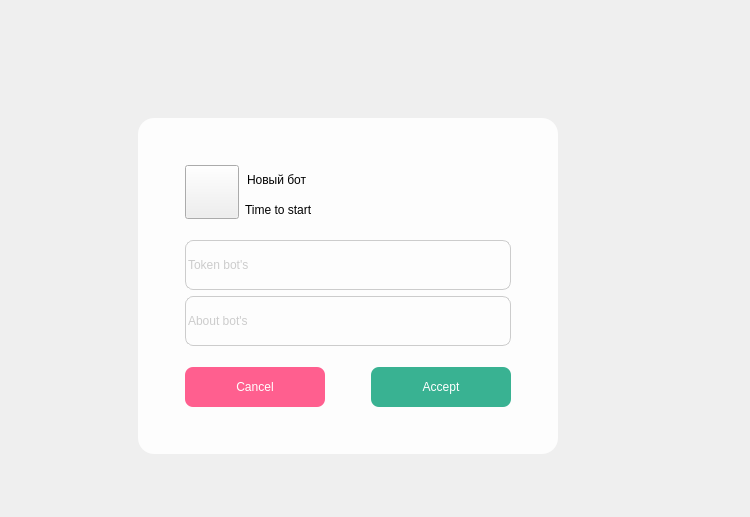
The window that simple_gram_desktop/constructor_app/widgets/add_new_project_widget.ui (cuttlesystems/simplegram) describes before a commit, drawn with Qt 5.
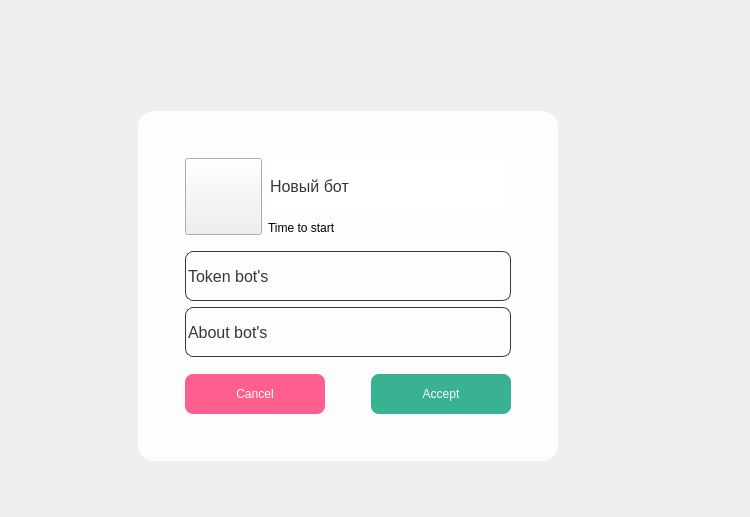
The same window after the commit. Icons and pictures are not drawn.

Commit message: Add all button connection in new_projects_window

What changed in the file:
```diff
--- a/simple_gram_desktop/constructor_app/widgets/add_new_project_widget.ui
+++ b/simple_gram_desktop/constructor_app/widgets/add_new_project_widget.ui
@@ -88,14 +88,14 @@
              <widget class="QPushButton" name="icon_bot_button">
               <property name="minimumSize">
                <size>
-                <width>54</width>
-                <height>54</height>
+                <width>77</width>
+                <height>77</height>
                </size>
               </property>
               <property name="maximumSize">
                <size>
-                <width>54</width>
-                <height>54</height>
+                <width>77</width>
+                <height>77</height>
                </size>
               </property>
               <property name="text">
@@ -107,8 +107,8 @@
               </property>
               <property name="iconSize">
                <size>
-                <width>47</width>
-                <height>47</height>
+                <width>77</width>
+                <height>77</height>
                </size>
               </property>
              </widget>
@@ -117,17 +117,35 @@
              <layout class="QVBoxLayout" name="verticalLayout">
               <item>
                <widget class="QLineEdit" name="name_bot">
+                <property name="sizePolicy">
+                 <sizepolicy hsizetype="Expanding" vsizetype="Expanding">
+                  <horstretch>0</horstretch>
+                  <verstretch>0</verstretch>
+                 </sizepolicy>
+                </property>
                 <property name="minimumSize">
                  <size>
                   <width>150</width>
                   <height>30</height>
                  </size>
                 </property>
+                <property name="font">
+                 <font>
+                  <pointsize>12</pointsize>
+                 </font>
+                </property>
                 <property name="styleSheet">
                  <string notr="true">QLineEdit{
-border: none;
-color: black;
-background-color: transparent;
+border:none;
+color: #373737;
+border-radius:8px;
+background-color: white;
+}
+QLineEdit::hover{
+border:none;
+color: #black;
+border-radius:8px;
+background-color: 373737;
 }</string>
                 </property>
                 <property name="text">
@@ -167,10 +185,15 @@
               <height>50</height>
              </size>
             </property>
+            <property name="font">
+             <font>
+              <pointsize>12</pointsize>
+             </font>
+            </property>
             <property name="styleSheet">
              <string notr="true">QLineEdit{
-border:1px solid #CCCCCC;
-color: #CCCCCC;
+border:1px solid #373737;
+color: #373737;
 border-radius:8px;
 background-color: transparent;
 }</string>
@@ -188,10 +211,15 @@
               <height>50</height>
              </size>
             </property>
+            <property name="font">
+             <font>
+              <pointsize>12</pointsize>
+             </font>
+            </property>
             <property name="styleSheet">
              <string notr="true">QLineEdit{
-border:1px solid #CCCCCC;
-color: #CCCCCC;
+border:1px solid#373737;
+color: #373737;
 border-radius:8px;
 background-color: transparent;
 }</string>
```
The commit also changes 2 other files.
